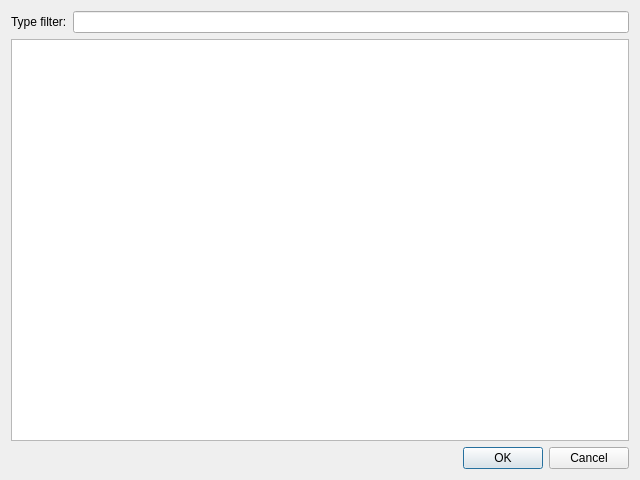
Above: tools/editor/application/VadonEditor/UI/Model/Resource/NewResourceDialog.ui from janos-ijgyarto/vadon before the change. Below: the same form after it.
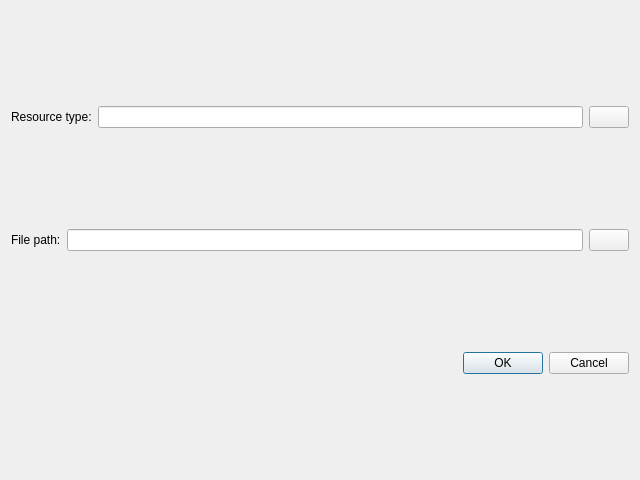
That is the form after the change. Icons and pictures are not drawn.

Diff of the .ui file:
```diff
--- a/tools/editor/application/VadonEditor/UI/Model/Resource/NewResourceDialog.ui
+++ b/tools/editor/application/VadonEditor/UI/Model/Resource/NewResourceDialog.ui
@@ -16,36 +16,62 @@
   <property name="windowTitle">
    <string>Create New Resource</string>
   </property>
-  <property name="modal">
-   <bool>true</bool>
-  </property>
-  <layout class="QVBoxLayout" name="mainLayout">
+  <layout class="QVBoxLayout" name="mainLayout" stretch="0,0,0">
    <item>
     <layout class="QHBoxLayout" name="filterHBox">
      <item>
       <widget class="QLabel" name="filterLabel">
        <property name="text">
-        <string>Type filter:</string>
+        <string>Resource type:</string>
        </property>
       </widget>
      </item>
      <item>
-      <widget class="QLineEdit" name="filterLineEdit"/>
+      <widget class="QLineEdit" name="typeLineEdit">
+       <property name="readOnly">
+        <bool>true</bool>
+       </property>
+      </widget>
+     </item>
+     <item>
+      <widget class="QPushButton" name="typeSelectButton">
+       <property name="text">
+        <string/>
+       </property>
+       <property name="icon">
+        <iconset theme="QIcon::ThemeIcon::DocumentPageSetup"/>
+       </property>
+      </widget>
      </item>
     </layout>
    </item>
    <item>
-    <widget class="QTreeView" name="typeTreeView">
-     <property name="editTriggers">
-      <set>QAbstractItemView::EditTrigger::NoEditTriggers</set>
-     </property>
-     <property name="itemsExpandable">
-      <bool>false</bool>
-     </property>
-     <attribute name="headerVisible">
-      <bool>false</bool>
-     </attribute>
-    </widget>
+    <layout class="QHBoxLayout" name="filePathHBox">
+     <item>
+      <widget class="QLabel" name="filePathLabel">
+       <property name="text">
+        <string>File path:</string>
+       </property>
+      </widget>
+     </item>
+     <item>
+      <widget class="QLineEdit" name="filePathLineEdit">
+       <property name="readOnly">
+        <bool>true</bool>
+       </property>
+      </widget>
+     </item>
+     <item>
+      <widget class="QPushButton" name="filePathBrowseButton">
+       <property name="text">
+        <string/>
+       </property>
+       <property name="icon">
+        <iconset theme="QIcon::ThemeIcon::FolderOpen"/>
+       </property>
+      </widget>
+     </item>
+    </layout>
    </item>
    <item>
     <widget class="QDialogButtonBox" name="buttonBox">
```
Left out of the diff: 61 changed lines with no effect on the pictures.
